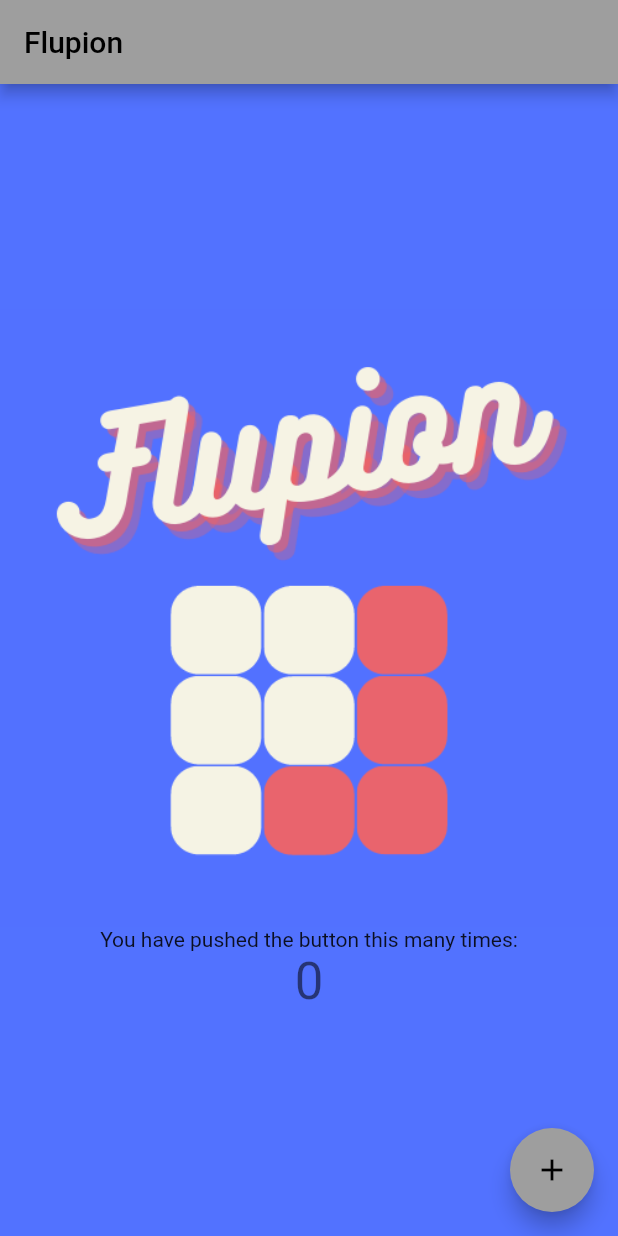
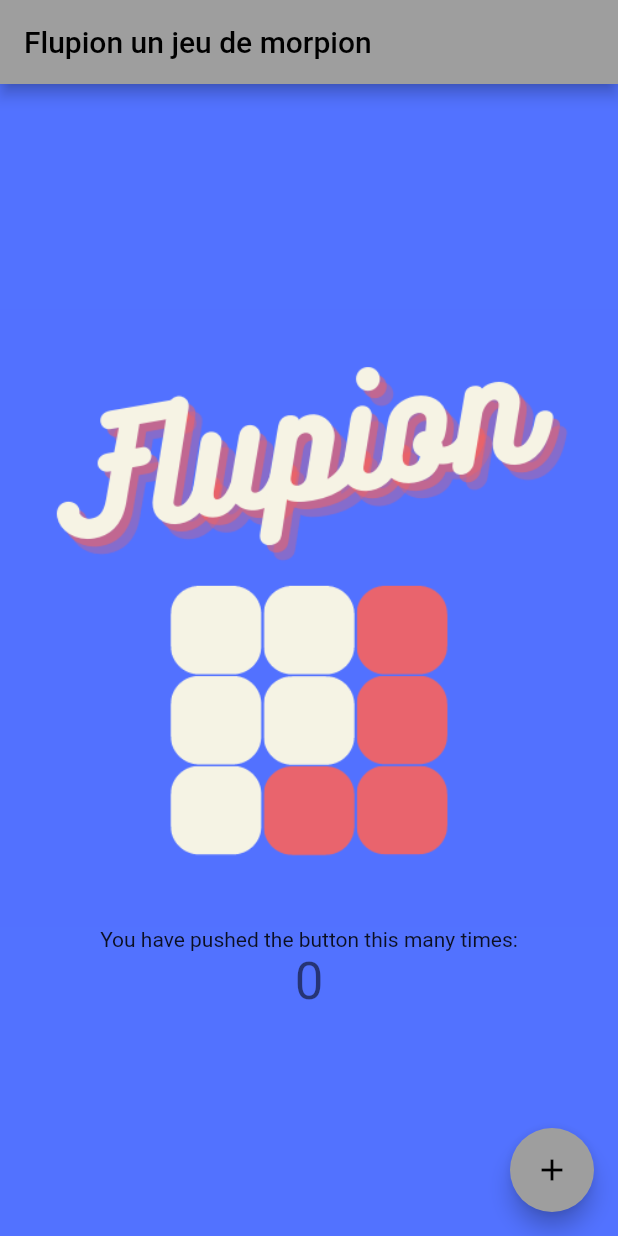
Before and after one commit to remyzer/flupion, a Flutter app: the screen it shows after launch, on a phone screen of 412 x 824 dp. Run offline on Flutter 3.47's test engine with Material 2 defaults, Android fonts, the phone set to English and light mode, and no system bars.

Commit message:
Update main.dart

```diff
--- a/lib/main.dart
+++ b/lib/main.dart
@@ -15,7 +15,7 @@ class MyApp extends StatelessWidget {
         scaffoldBackgroundColor: Color.fromRGBO(82, 114, 255, 1),
         primarySwatch: Colors.grey,
       ),
-      home: const MyHomePage(title: 'Flupion'),
+      home: const MyHomePage(title: 'Flupion un jeu de morpion'),
     );
   }
 }
```
